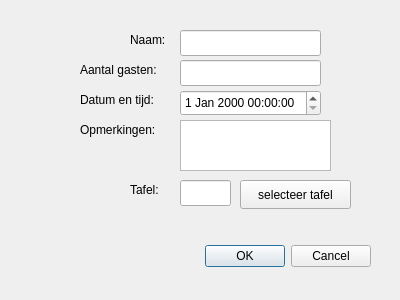
Old version of the form hotel/restaurantwindow/reservetable/reservetable.ui in the repository jgtim/itvitae-cpp-hotelrestaurantapplication.
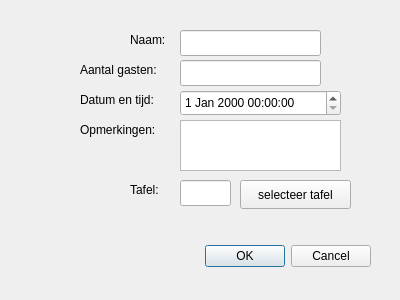
New version of the form.

```diff
--- a/hotel/restaurantwindow/reservetable/reservetable.ui
+++ b/hotel/restaurantwindow/reservetable/reservetable.ui
@@ -99,7 +99,7 @@
     <rect>
      <x>180</x>
      <y>120</y>
-     <width>151</width>
+     <width>161</width>
      <height>51</height>
     </rect>
    </property>
@@ -129,7 +129,7 @@
     <rect>
      <x>180</x>
      <y>90</y>
-     <width>141</width>
+     <width>161</width>
      <height>26</height>
     </rect>
    </property>
```
